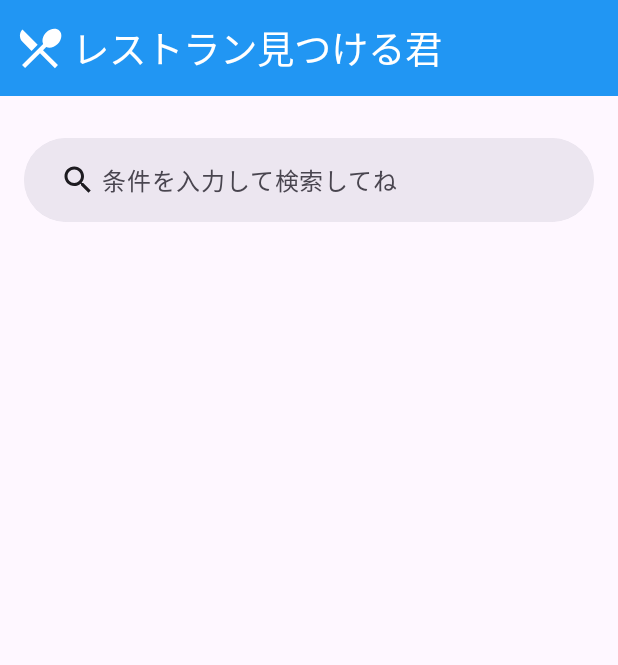
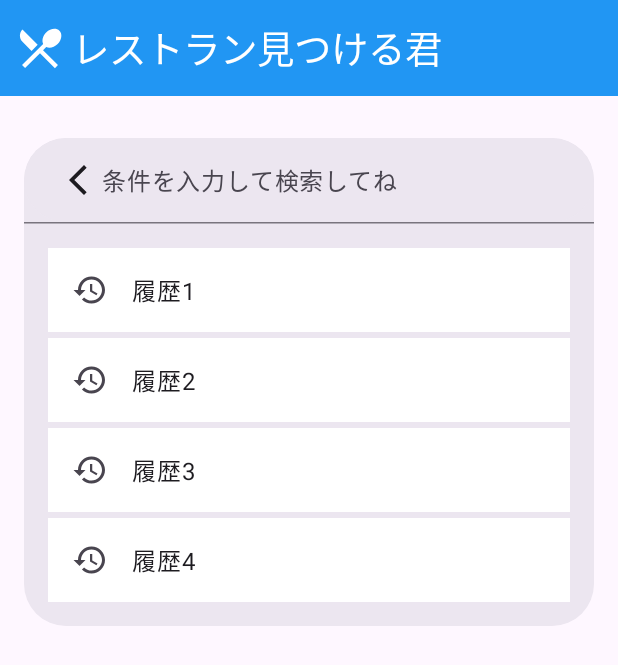
Before and after one commit to 1D04KSk-sana/RestaurantFindKun, an Android app built with Jetpack Compose: the screen it shows after launch (MainActivity), on a phone screen of 412 x 824 dp. Shown: the top 665 px of the screen. Run offline under Robolectric (Android 15) with nearby library versions, the phone set to English and light mode, and no system bars; our stand-ins replace Dagger/Hilt's generated code.

```diff
--- a/app/src/main/java/com/example/restaurantfindkun/navigation/FindKunDestination.kt
+++ b/app/src/main/java/com/example/restaurantfindkun/navigation/FindKunDestination.kt
@@ -13,6 +13,6 @@ sealed class FindKunDestination(
     object Splash : FindKunDestination("splash", null, false)
 
     //Main画面
-    object Top : FindKunDestination("top", R.string.RestaurantFindKun, true)
+    object Top : FindKunDestination("top", R.string.restaurantFindKun, true)
 
 }
--- a/app/src/main/java/com/example/restaurantfindkun/screen/top/TopScreen.kt
+++ b/app/src/main/java/com/example/restaurantfindkun/screen/top/TopScreen.kt
@@ -4,6 +4,7 @@ import android.util.Log
 import androidx.compose.foundation.clickable
 import androidx.compose.foundation.layout.Arrangement
 import androidx.compose.foundation.layout.Box
+import androidx.compose.foundation.layout.PaddingValues
 import androidx.compose.foundation.layout.WindowInsets
 import androidx.compose.foundation.layout.fillMaxSize
 import androidx.compose.foundation.layout.fillMaxWidth
@@ -12,14 +13,18 @@ import androidx.compose.foundation.layout.size
 import androidx.compose.foundation.layout.statusBars
 import androidx.compose.foundation.layout.windowInsetsPadding
 import androidx.compose.foundation.lazy.LazyColumn
+import androidx.compose.foundation.lazy.items
 import androidx.compose.foundation.lazy.rememberLazyListState
 import androidx.compose.material.icons.Icons
 import androidx.compose.material.icons.filled.ArrowBack
+import androidx.compose.material.icons.filled.ArrowBackIosNew
 import androidx.compose.material.icons.filled.Cancel
+import androidx.compose.material.icons.filled.History
 import androidx.compose.material.icons.filled.Search
 import androidx.compose.material3.DockedSearchBar
 import androidx.compose.material3.ExperimentalMaterial3Api
 import androidx.compose.material3.Icon
+import androidx.compose.material3.ListItem
 import androidx.compose.material3.Text
 import androidx.compose.runtime.Composable
 import androidx.compose.runtime.getValue
@@ -33,6 +38,7 @@ import androidx.compose.ui.unit.dp
 import androidx.lifecycle.compose.collectAsStateWithLifecycle
 import androidx.lifecycle.viewmodel.compose.viewModel
 import com.example.restaurantfindkun.R
+import dagger.Lazy
 
 //
 //メイン画面
@@ -46,9 +52,10 @@ fun TopScreen(
     val listLazyListState = rememberLazyListState()
 
     Box(modifier = Modifier.fillMaxSize()) {
-        Box(modifier = Modifier
-            .windowInsetsPadding(WindowInsets.statusBars)
-            .padding(top = 80.dp)
+        Box(
+            modifier = Modifier
+                .windowInsetsPadding(WindowInsets.statusBars)
+                .padding(top = 80.dp)
         ) {
             SearchBarContent(
                 modifier = Modifier
@@ -94,7 +101,7 @@ fun SearchBarContent(
 
     val query = uiState.query
     val isQuerying = uiState.isQuerying
-    val result: List<String> = listOf()
+    val result: List<String> = uiState.historyTestList
 
     DockedSearchBar(
         modifier = modifier,
@@ -105,13 +112,12 @@ fun SearchBarContent(
         onSearch = { active = false },
         active = active,
         onActiveChange = {
-            active = false
-            Log.d("Test", "この時にactive")
+            active = it
         },
         leadingIcon = {
             if (active) {
                 Icon(
-                    imageVector = Icons.Default.ArrowBack,
+                    imageVector = Icons.Default.ArrowBackIosNew,
                     contentDescription = "戻るボタン",
                     modifier = Modifier
                         .padding(start = 16.dp)
@@ -145,15 +151,36 @@ fun SearchBarContent(
         },
         placeholder = {
             Text(
-                text = stringResource(id = R.string.SearchBarText)
+                text = stringResource(id = R.string.searchBarText)
             )
         },
     ) {
         // Search result shown when active
         if (result.isNotEmpty()) {
             //検索結果があるときの行動
+            LazyColumn(
+                modifier = Modifier.fillMaxWidth(),
+                contentPadding = PaddingValues(16.dp),
+                verticalArrangement = Arrangement.spacedBy(4.dp)
+            ) {
+                //検索結果のリスト
+                items(items = result) { history ->
+                    ListItem(
+                        headlineContent = { Text(text = history) },
+                        leadingContent = {
+                            Icon(
+                                imageVector = Icons.Default.History,
+                                contentDescription = "履歴アイコン"
+                            )
+                        },
+                    )
+                }
+            }
         } else {
             //検索結果がないときの行動
+            Text(
+                text = stringResource(id = R.string.searchBarNone)
+            )
         }
     }
 }
--- a/app/src/main/java/com/example/restaurantfindkun/screen/top/TopViewModel.kt
+++ b/app/src/main/java/com/example/restaurantfindkun/screen/top/TopViewModel.kt
@@ -32,4 +32,12 @@ sealed class SearchBarEvent {
 data class UiState(
     val query: String = "",
     val isQuerying: Boolean = false,
+    val historyTestList: List<String> = _history
 )
+
+private val _history = listOf(
+    "履歴1",
+    "履歴2",
+    "履歴3",
+    "履歴4"
+)
--- a/app/src/main/res/values/strings.xml
+++ b/app/src/main/res/values/strings.xml
@@ -7,10 +7,11 @@
     <string name="denial">拒否</string>
 
     <!--  ページタイトル  -->
-    <string name="RestaurantFindKun">レストラン見つける君</string>
+    <string name="restaurantFindKun">レストラン見つける君</string>
 
     <!--  検索  -->
-    <string name="SearchBarText">条件を入力して検索してね</string>
+    <string name="searchBarText">条件を入力して検索してね</string>
+    <string name="searchBarNone">検索結果がないよ</string>
 
     <!--  ダイアログ  -->
     <!--  権限必要性説明  -->
```
Also changed, not shown: 1 other file.
